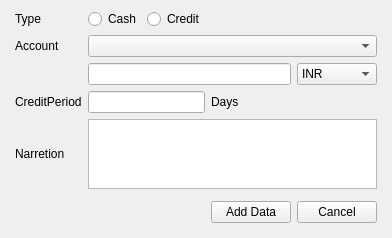
Old version of the form Resources/Ui/PurchaseEntry.ui in the repository Darshitjivani/MBAS.
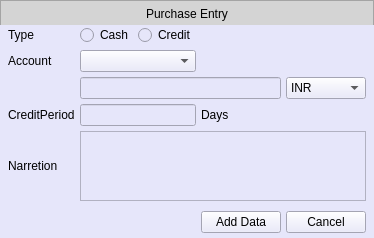
New version of the form.

```diff
--- a/Resources/Ui/PurchaseEntry.ui
+++ b/Resources/Ui/PurchaseEntry.ui
@@ -21,108 +21,139 @@
     <string notr="true"/>
    </property>
    <layout class="QGridLayout" name="gridLayout">
-    <item row="2" column="6">
-     <widget class="QComboBox" name="cbCurrency">
-      <item>
-       <property name="text">
-        <string>INR</string>
-       </property>
-      </item>
-      <item>
-       <property name="text">
-        <string>USD</string>
-       </property>
-      </item>
-     </widget>
-    </item>
-    <item row="0" column="5">
-     <widget class="Line" name="line_5">
-      <property name="styleSheet">
-       <string notr="true">background-color: transparent</string>
-      </property>
-      <property name="orientation">
-       <enum>Qt::Vertical</enum>
-      </property>
-     </widget>
-    </item>
-    <item row="5" column="5">
-     <widget class="Line" name="line_4">
+    <property name="leftMargin">
+     <number>0</number>
+    </property>
+    <property name="topMargin">
+     <number>0</number>
+    </property>
+    <property name="rightMargin">
+     <number>0</number>
+    </property>
+    <property name="bottomMargin">
+     <number>0</number>
+    </property>
+    <property name="spacing">
+     <number>0</number>
+    </property>
+    <item row="0" column="0">
+     <widget class="QFrame" name="fheader">
+      <property name="minimumSize">
+       <size>
+        <width>0</width>
+        <height>25</height>
+       </size>
+      </property>
+      <property name="maximumSize">
+       <size>
+        <width>16777215</width>
+        <height>25</height>
+       </size>
+      </property>
       <property name="styleSheet">
-       <string notr="true">background-color: transparent</string>
+       <string notr="true">background-color: rgb(212, 212, 212);
+font: 63 11pt &quot;Segoe UI Semibold&quot;;
+color:#000000</string>
       </property>
-      <property name="orientation">
-       <enum>Qt::Vertical</enum>
+      <property name="frameShape">
+       <enum>QFrame::StyledPanel</enum>
       </property>
-     </widget>
-    </item>
-    <item row="6" column="5">
-     <widget class="QPushButton" name="pdAddRaw">
+      <property name="frameShadow">
+       <enum>QFrame::Raised</enum>
+      </property>
+      <layout class="QGridLayout" name="gridLayout_3">
+       <property name="leftMargin">
+        <number>0</number>
+       </property>
+       <property name="topMargin">
+        <number>0</number>
+       </property>
+       <property name="rightMargin">
+        <number>0</number>
+       </property>
+       <property name="bottomMargin">
+        <number>0</number>
+       </property>
+       <property name="spacing">
+        <number>0</number>
+       </property>
+       <item row="0" column="0">
+        <widget class="QLabel" name="label_6">
+         <property name="minimumSize">
+          <size>
+           <width>0</width>
+           <height>25</height>
+          </size>
+         </property>
       <property name="text">
-       <string>Add Data</string>
-      </property>
-      <property name="shortcut">
-       <string>Enter</string>
+          <string>Purchase Entry</string>
+         </property>
+         <property name="alignment">
+          <set>Qt::AlignCenter</set>
       </property>
      </widget>
     </item>
-    <item row="7" column="5">
-     <widget class="Line" name="line_3">
+      </layout>
+     </widget>
+    </item>
+    <item row="1" column="0">
+     <widget class="QWidget" name="widget" native="true">
       <property name="styleSheet">
-       <string notr="true">background-color: transparent</string>
+       <string notr="true">QWidget{
+	background-color: rgb(230, 230, 250);
+}
+
+QPushButton:hover {
+  border-radius: 05px;
+  color:#000000;
+  background-color:#9BA4B5;
+  border: 0px solid ;
+}</string>
       </property>
-      <property name="orientation">
-       <enum>Qt::Vertical</enum>
-      </property>
-     </widget>
-    </item>
-    <item row="0" column="3">
+      <layout class="QGridLayout" name="gridLayout_2">
+       <property name="leftMargin">
+        <number>3</number>
+       </property>
+       <property name="topMargin">
+        <number>0</number>
+       </property>
+       <property name="rightMargin">
+        <number>3</number>
+       </property>
+       <property name="bottomMargin">
+        <number>0</number>
+       </property>
+       <property name="spacing">
+        <number>5</number>
+       </property>
+       <item row="0" column="1">
+        <widget class="QLabel" name="label_3">
+         <property name="text">
+          <string>Type</string>
+         </property>
+        </widget>
+       </item>
+       <item row="0" column="2">
      <widget class="QRadioButton" name="rbCash">
       <property name="text">
        <string>Cash</string>
       </property>
      </widget>
     </item>
-    <item row="4" column="2">
-     <widget class="QLabel" name="label_2">
-      <property name="text">
-       <string>Narretion</string>
-      </property>
-     </widget>
-    </item>
-    <item row="4" column="3" colspan="4">
-     <widget class="QTextBrowser" name="tbNarretion"/>
-    </item>
-    <item row="6" column="6">
-     <widget class="QPushButton" name="pbcancel">
-      <property name="text">
-       <string>Cancel</string>
-      </property>
-      <property name="shortcut">
-       <string>Esc</string>
-      </property>
-     </widget>
-    </item>
-    <item row="1" column="3" colspan="4">
-     <widget class="QComboBox" name="cbAccountName"/>
-    </item>
-    <item row="2" column="7">
-     <widget class="Line" name="line_2">
-      <property name="orientation">
-       <enum>Qt::Horizontal</enum>
-      </property>
-     </widget>
-    </item>
-    <item row="0" column="4">
+       <item row="0" column="3">
      <widget class="QRadioButton" name="rbCredit">
       <property name="text">
        <string>Credit</string>
       </property>
      </widget>
     </item>
-    <item row="2" column="3" colspan="3">
-     <widget class="QLineEdit" name="leAmount">
-      <property name="placeholderText">
-       <string/>
+       <item row="0" column="4">
+        <widget class="Line" name="line_5">
+         <property name="styleSheet">
+          <string notr="true">background-color: transparent</string>
+         </property>
+         <property name="orientation">
+          <enum>Qt::Vertical</enum>
       </property>
      </widget>
     </item>
@@ -133,45 +164,117 @@
       </property>
      </widget>
     </item>
-    <item row="1" column="2">
+       <item row="1" column="1">
      <widget class="QLabel" name="label">
       <property name="text">
        <string>Account</string>
       </property>
      </widget>
     </item>
-    <item row="0" column="2">
-     <widget class="QLabel" name="label_3">
+       <item row="1" column="2" colspan="2">
+        <widget class="QComboBox" name="cbAccountName"/>
+       </item>
+       <item row="2" column="2" colspan="3">
+        <widget class="QLineEdit" name="leAmount">
+         <property name="placeholderText">
+          <string/>
+         </property>
+        </widget>
+       </item>
+       <item row="2" column="5">
+        <widget class="QComboBox" name="cbCurrency">
+         <item>
       <property name="text">
-       <string>Type</string>
-      </property>
-     </widget>
-    </item>
-    <item row="3" column="2">
+           <string>INR</string>
+          </property>
+         </item>
+         <item>
+          <property name="text">
+           <string>USD</string>
+          </property>
+         </item>
+        </widget>
+       </item>
+       <item row="2" column="6">
+        <widget class="Line" name="line_2">
+         <property name="orientation">
+          <enum>Qt::Horizontal</enum>
+         </property>
+        </widget>
+       </item>
+       <item row="3" column="1">
      <widget class="QLabel" name="label_4">
       <property name="text">
        <string>CreditPeriod</string>
       </property>
      </widget>
     </item>
-    <item row="3" column="3" colspan="2">
+       <item row="3" column="2" colspan="2">
      <widget class="QLineEdit" name="lineEdit"/>
     </item>
-    <item row="3" column="5">
+       <item row="3" column="4">
      <widget class="QLabel" name="label_5">
       <property name="text">
        <string>Days</string>
       </property>
      </widget>
     </item>
-   </layout>
-  </widget>
- </widget>
- <tabstops>
-  <tabstop>cbAccountName</tabstop>
-  <tabstop>leAmount</tabstop>
-  <tabstop>pdAddRaw</tabstop>
- </tabstops>
+       <item row="4" column="1">
+        <widget class="QLabel" name="label_2">
+         <property name="text">
+          <string>Narretion</string>
+         </property>
+        </widget>
+       </item>
+       <item row="4" column="2" colspan="4">
+        <widget class="QTextBrowser" name="tbNarretion"/>
+       </item>
+       <item row="5" column="4">
+        <widget class="Line" name="line_4">
+         <property name="styleSheet">
+          <string notr="true">background-color: transparent</string>
+         </property>
+         <property name="orientation">
+          <enum>Qt::Vertical</enum>
+         </property>
+        </widget>
+       </item>
+       <item row="6" column="4">
+        <widget class="QPushButton" name="pdAddRaw">
+         <property name="text">
+          <string>Add Data</string>
+         </property>
+         <property name="shortcut">
+          <string>Enter</string>
+         </property>
+        </widget>
+       </item>
+       <item row="6" column="5">
+        <widget class="QPushButton" name="pbcancel">
+         <property name="text">
+          <string>Cancel</string>
+         </property>
+         <property name="shortcut">
+          <string>Esc</string>
+         </property>
+        </widget>
+       </item>
+       <item row="7" column="4">
+        <widget class="Line" name="line_3">
+         <property name="styleSheet">
+          <string notr="true">background-color: transparent</string>
+         </property>
+         <property name="orientation">
+          <enum>Qt::Vertical</enum>
+         </property>
+        </widget>
+       </item>
+      </layout>
+     </widget>
+    </item>
+   </layout>
+  </widget>
+ </widget>
  <resources/>
  <connections/>
 </ui>
```
Lines whose indentation alone changed are shown as unchanged.
